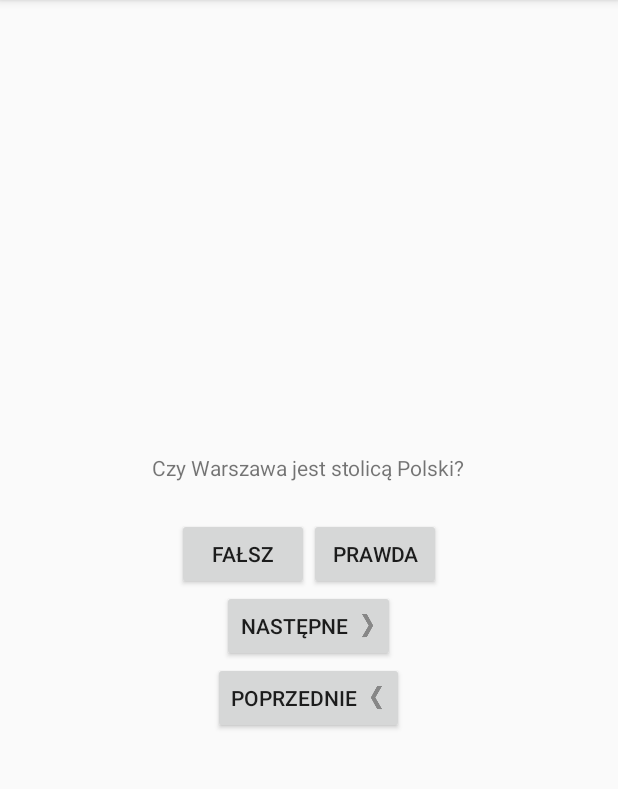
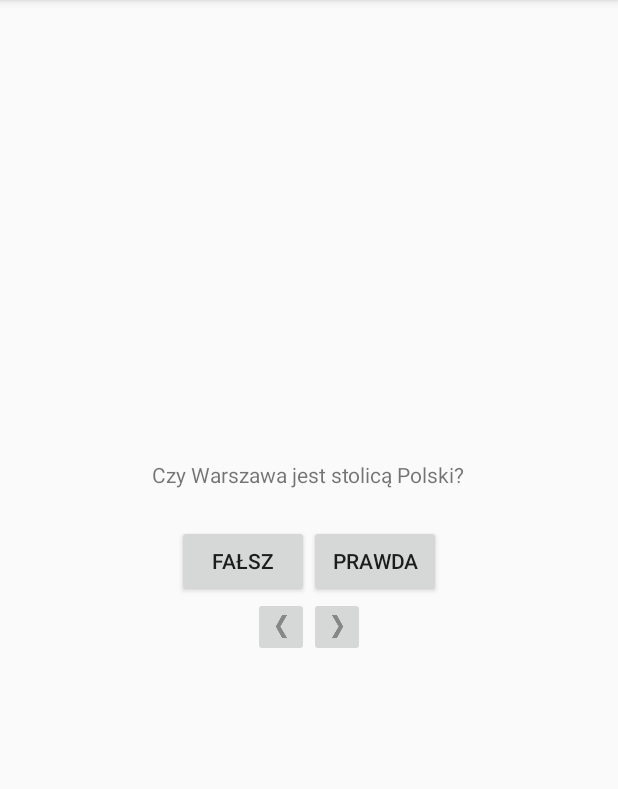
Before and after one commit to PiotrWolski1000/pum-programowanie-urzadzen-mobilnych, an Android app: the screen it shows after launch (QuizActivity), on a phone screen of 412 x 824 dp, the part 84-873 px from its top. Run offline under Robolectric (Android 15) with nearby library versions, the phone set to English and light mode, and no system bars.

Commit message:
lista1, zad. 4 i lista 2

```diff
--- a/GeoQuizL1/app/src/main/res/layout/activity_quiz.xml
+++ b/GeoQuizL1/app/src/main/res/layout/activity_quiz.xml
@@ -16,9 +16,9 @@ This means, in which direction it's contents should align.
     android:layout_width="match_parent"
     android:layout_height="match_parent"
     android:gravity="center"
+    android:orientation="vertical"
     android:id="@+id/main_layout"
-    android:weightSum="1"
-    android:orientation="vertical">
+    android:weightSum="1">
 
 
     <!--
@@ -46,6 +46,7 @@ This means, in which direction it's contents should align.
     so it's best to be completely unique when possible).
     -->
     <TextView
+
         android:layout_width="wrap_content"
         android:layout_height="wrap_content"
         android:padding="24dp"
@@ -91,34 +92,35 @@ This means, in which direction it's contents should align.
             android:id="@+id/true_button"
             android:layout_weight="1" />
     </LinearLayout>
+    <LinearLayout
+        android:orientation="horizontal"
+        android:layout_width="wrap_content"
+        android:layout_height="wrap_content">
 
-    <Button
-        android:id="@+id/next_button"
+        <ImageButton
+            android:id="@+id/previous_button"
+            android:text="backward"
             android:layout_width="wrap_content"
             android:layout_height="wrap_content"
             android:drawablePadding="6dp"
-        android:drawableRight="@drawable/arrow_right"
-        android:text="@string/next_button" />
+            android:src="@drawable/arrow_left" />
 
-    <Button
-        android:id="@+id/back_button"
+        <ImageButton
+            android:id="@+id/next_button"
+            android:text="forward"
             android:layout_width="wrap_content"
             android:layout_height="wrap_content"
             android:drawablePadding="6dp"
-        android:drawableRight="@drawable/arrow_left"
-        android:text="Poprzednie" /><![CDATA[
+            android:src="@drawable/arrow_right" />
 
 
+    </LinearLayout>
+
+    <TextView
+        android:layout_width="20dp"
+        android:layout_height="47dp"
+        android:padding="24dp"
+        android:id="@+id/apm_version" />
 
 
-
-
-
-    />
-
-
-
-
-
-]]>
 </LinearLayout>
```
Also changed, not shown: GeoQuizL1/app/src/main/java/pl/wroc/uni/ift/android/quizactivity/QuizActivity.java (+102 -12 lines). Lines whose indentation alone changed are shown as unchanged.
